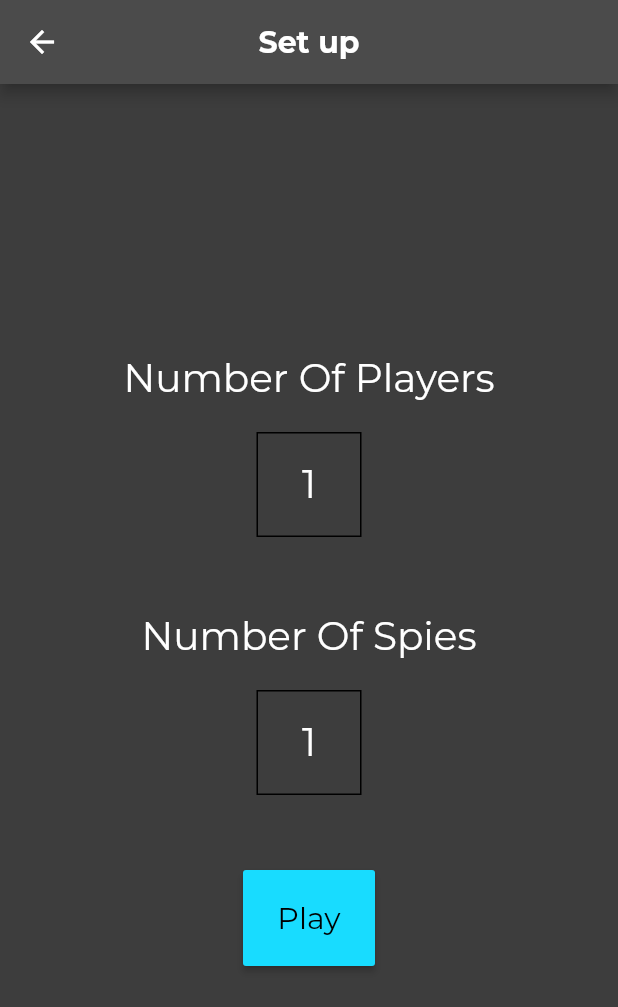
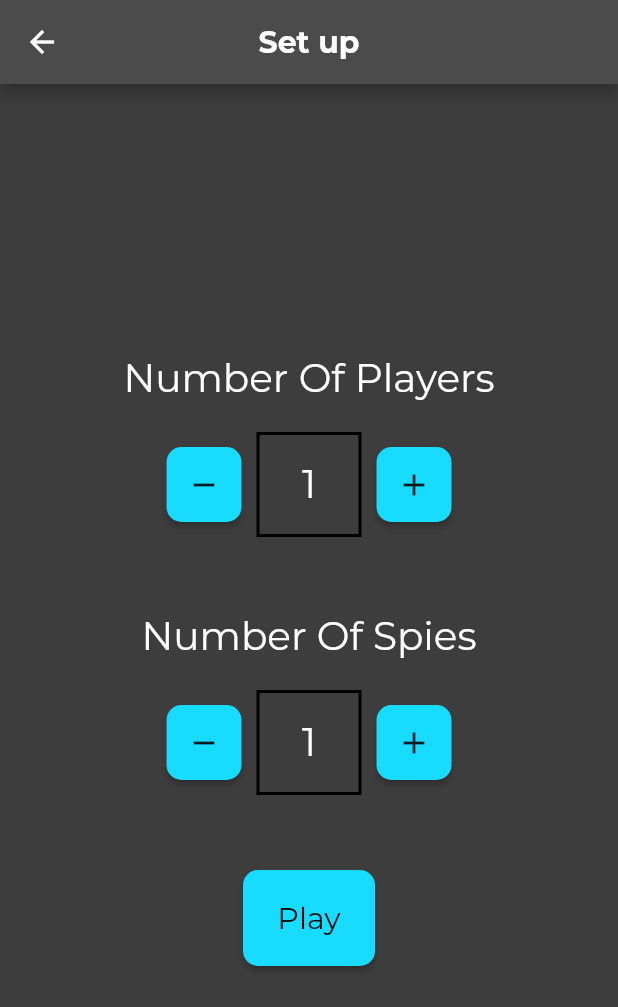
Before and after one commit to happynger/My_SpyGame, a Flutter app: the PlaySettings screen opened by its route, on a phone screen of 412 x 824 dp. Shown: the top 1007 px of the screen. Run offline on Flutter 3.47's test engine with Material 2 defaults, Android fonts, the phone set to English and light mode, and no system bars.

Commit message:
Mostly just a lot of refactoring

```diff
--- a/spy/lib/screens/mainmenu/main_menu.dart
+++ b/spy/lib/screens/mainmenu/main_menu.dart
@@ -1,6 +1,7 @@
 import 'dart:io';
 
 import 'package:SpyGame/screens/mainmenu/menu_button.dart';
+import 'package:SpyGame/screens/shared/sharedappbar.dart';
 import 'package:flutter/material.dart';
 import 'package:SpyGame/app.dart';
 
@@ -8,10 +9,7 @@ class MainMenu extends StatelessWidget {
   @override
   Widget build(BuildContext context) {
     return Scaffold(
-      appBar: AppBar(
-        title: Text('Spy Game'),
-        centerTitle: true,
-      ),
+      appBar: getSharedAppbar('Spy Game'),
       body: Stack(
         alignment: Alignment.center,
         children: <Widget>[
--- a/spy/lib/screens/mainmenu/menu_button.dart
+++ b/spy/lib/screens/mainmenu/menu_button.dart
@@ -1,7 +1,7 @@
 import 'package:flutter/material.dart';
 
 class MainMenuButton extends StatelessWidget {
-  final Function _delegate;
+  final Function() _delegate;
   final String _name;
   final double rad;
   final EdgeInsetsGeometry padding;
--- a/spy/lib/screens/play_setting/playsettings.dart
+++ b/spy/lib/screens/play_setting/playsettings.dart
@@ -1,5 +1,6 @@
 import 'dart:math';
 
+import 'package:SpyGame/screens/play_setting/settingview.dart';
 import 'package:flutter/material.dart';
 import 'package:flutter/rendering.dart';
 import 'package:SpyGame/app.dart';
@@ -15,9 +16,6 @@ class PlaySettings extends StatefulWidget
 class PlaySettingsState extends State<PlaySettings> {
   var totalplayers = 1;
   var spyplayers = 1;
-  var _counter = 0.0;
-
-  static const _Threshhold = 60.0;
 
   @override
   Widget build(BuildContext context) {
@@ -31,42 +29,13 @@ class PlaySettingsState extends State<PlaySettings> {
         child: Column(
           mainAxisAlignment: MainAxisAlignment.center,
           children: <Widget>[
-            Container(
-              child: Text('Number Of Players', style: Theme.of(context).textTheme.title),
-              margin: EdgeInsets.fromLTRB(0, 0, 0, 20),
-            ),
-            GestureDetector(
-              child: Container(
-                width: 70,
-                height: 70,
-                alignment: Alignment.center,
-                decoration: BoxDecoration(
-                  border: Border.all(color: Colors.black, style: BorderStyle.solid),
-                ),
-                child: Text('$totalplayers', style: Theme.of(context).textTheme.title),
-              ),
-              onVerticalDragUpdate: (details) => updateTotalCounter(details),
-            ),
+            SettingSetter('Number Of Players', totalplayers, () => addTotalCounter(), () => subTotalCounter()),
             SizedBox(height: 50),
-            Container(
-              child: Text('Number Of Spies', style: Theme.of(context).textTheme.title),
-              margin: EdgeInsets.fromLTRB(0, 0, 0, 20),
-            ),
-            GestureDetector(
-              child: Container(
-                width: 70,
-                height: 70,
-                alignment: Alignment.center,
-                decoration: BoxDecoration(
-                  border: Border.all(color: Colors.black, style: BorderStyle.solid),
-                ),
-                child: Text('$spyplayers', style: Theme.of(context).textTheme.title),
-              ),
-              onVerticalDragUpdate: (details) => updateSpyCounter(details),
-            ),
+            SettingSetter('Number Of Spies', spyplayers, () => addSpyCounter(), () => subSpyCounter()),
             SizedBox(height: 50),
             RaisedButton(
               onPressed: () => onPlayPress(context),
+              shape: RoundedRectangleBorder(borderRadius: BorderRadius.circular(10)),
               padding: EdgeInsets.all(20),
               child: Text('Play', style: Theme.of(context).textTheme.button),
             )
@@ -76,54 +45,48 @@ class PlaySettingsState extends State<PlaySettings> {
     );
   }
 
-  //primaryDelta is positive when it goes down and negative when goes up
-  void updateTotalCounter(DragUpdateDetails details)
+  void addTotalCounter()
   {
-    double delta = details.primaryDelta;
-    bool up = false;
     int players = totalplayers;
+    players++;
 
-    if (delta.isNegative)
-    {
-      delta = -delta;
-      up = true;
-    }
-
-    _counter += delta;
-    if (_counter >= _Threshhold)
-    {
-      _counter = 0;
-      players = (up) ? players + 1 : players - 1;
     setState(() {
       int _comp = max(1, spyplayers);
       totalplayers = (players < _comp) ? _comp : players;
     });
   }
+
+  void subTotalCounter()
+  {
+    int players = totalplayers;
+    players--;
+
+    setState(() {
+      int _comp = max(1, spyplayers);
+      totalplayers = (players < _comp) ? _comp : players;
+    });
   }
 
-  void updateSpyCounter(DragUpdateDetails details)
+  void addSpyCounter()
   {
-    double delta = details.primaryDelta;
-    bool up = false;
     int players = spyplayers;
+    players++;
 
-    if (delta.isNegative)
-    {
-      delta = -delta;
-      up = true;
-    }
-
-    _counter += delta;
-    if (_counter >= _Threshhold)
-    {
-      _counter = 0;
-      players = (up) ? players + 1 : players - 1;
     setState(() {
-        if (players > totalplayers)
-          players = totalplayers;
+      players = (players > totalplayers) ? totalplayers : players;
       spyplayers = (players <= 1) ? 1 : players;
     });
   }
+
+  void subSpyCounter()
+  {
+    int players = spyplayers;
+    players--;
+
+    setState(() {
+      players = (players > totalplayers) ? totalplayers : players;
+      spyplayers = (players <= 1) ? 1 : players;
+    });
   }
 
   void onPlayPress(BuildContext context)
--- /dev/null
+++ b/spy/lib/screens/play_setting/settingview.dart
@@ -0,0 +1,58 @@
+import 'package:flutter/material.dart';
+
+class SettingSetter extends StatelessWidget {
+  final String _title;
+  final Function() _add;
+  final Function() _subtract;
+  final int _value;
+
+  SettingSetter(this._title, this._value, this._add, this._subtract);
+
+  @override
+  Widget build(BuildContext context) {
+    return Column(
+      children: <Widget>[
+        Container(
+          child: Text('$_title', style: Theme.of(context).textTheme.title),
+          margin: EdgeInsets.only(bottom: 20),
+        ),
+        Row(
+          mainAxisAlignment: MainAxisAlignment.center,
+          children: <Widget>[
+            Container(
+              margin: EdgeInsets.only(right: 10),
+              width: 50,
+              height: 50,
+              child: RaisedButton(
+                onPressed: _subtract,
+                shape: RoundedRectangleBorder(borderRadius: BorderRadius.circular(10)),
+                padding: EdgeInsets.all(10),
+                child: Icon(Icons.remove),
+              ),
+            ),
+            Container(
+              width: 70,
+              height: 70,
+              alignment: Alignment.center,
+              decoration: BoxDecoration(
+                border: Border.all(color: Colors.black, style: BorderStyle.solid, width: 2)
+              ),
+              child: Text('$_value', style: Theme.of(context).textTheme.title)
+            ),
+            Container(
+              margin: EdgeInsets.only(left: 10),
+              width: 50,
+              height: 50,
+              child: RaisedButton(
+                onPressed: _add,
+                shape: RoundedRectangleBorder(borderRadius: BorderRadius.circular(10)),
+                padding: EdgeInsets.all(10),
+                child: Icon(Icons.add),
+              ),
+            ),
+          ],
+        )
+      ],
+    );
+  }
+}
--- a/spy/lib/screens/rulesscreen/textsection.dart
+++ b/spy/lib/screens/rulesscreen/textsection.dart
@@ -18,7 +18,8 @@ class TextSection extends StatelessWidget {
       ),
       child: Container(
         alignment: Alignment.center,
-        margin: EdgeInsets.only(left: 10),
+        margin: EdgeInsets.all(3),
+        padding: EdgeInsets.all(10),
         height: 70,
         child: Text('$_text', style: Theme.of(context).textTheme.body2),
       ),
--- /dev/null
+++ b/spy/lib/screens/shared/sharedappbar.dart
@@ -0,0 +1,4 @@
+import 'package:flutter/material.dart';
+
+AppBar getSharedAppbar(String text)
+  => AppBar(title: Text(text), centerTitle: true);
```
Also changed, not shown: spy/lib/screens/inforound/inforound.dart (+14 -17 lines). Lines whose indentation alone changed are shown as unchanged.
